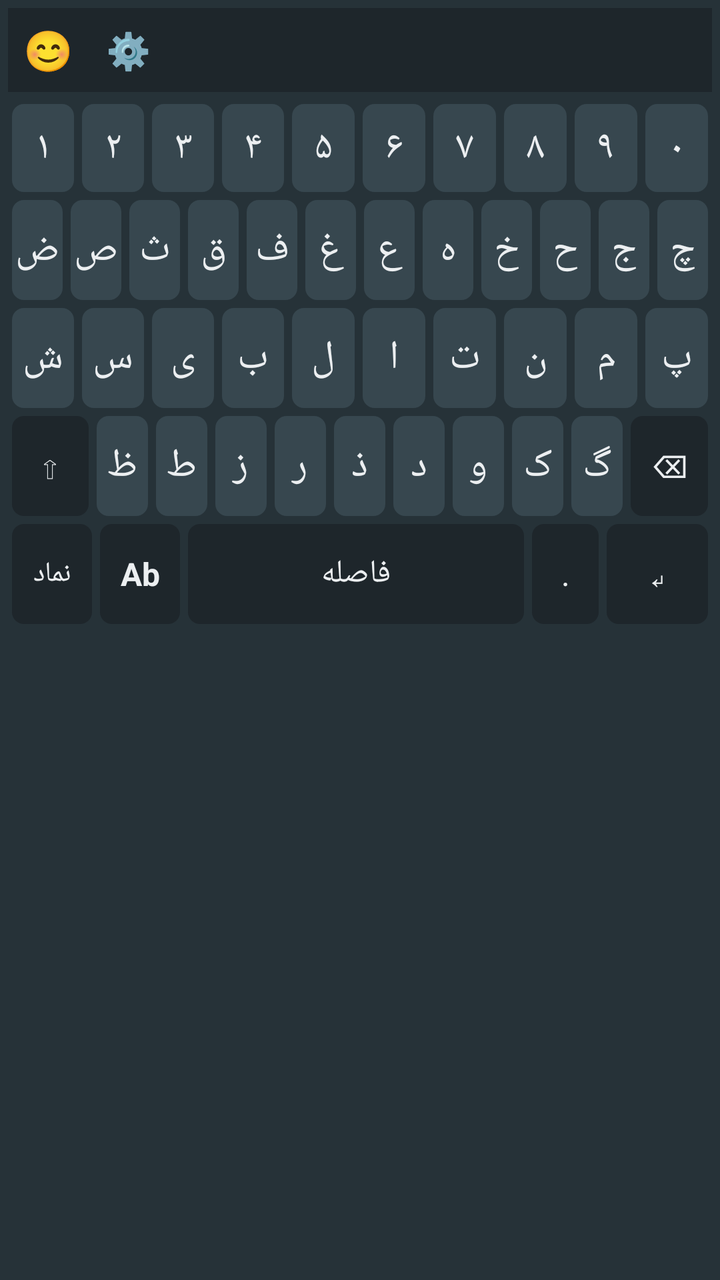
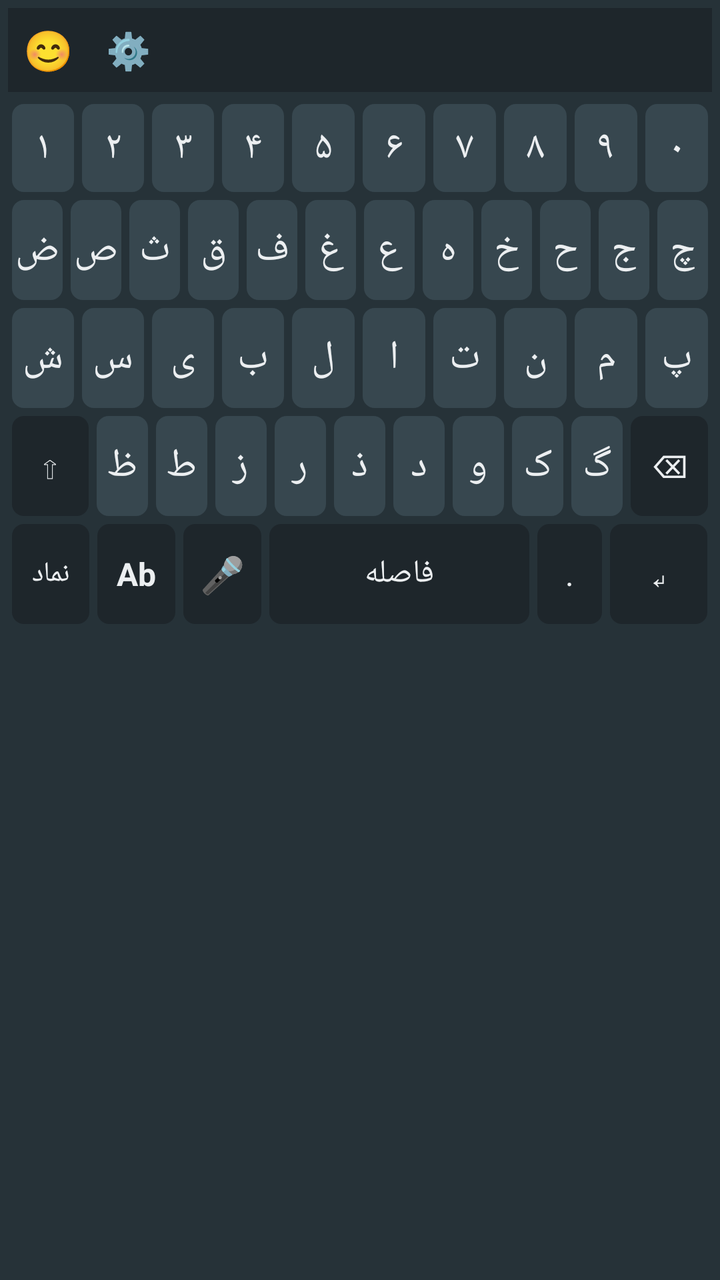

Compare the two renders of this Android layout. The source of the first and the diff that turns it into the second are given below.
<!-- AndroidManifest.xml: application theme android:Theme.DeviceDefault.Light.NoActionBar -->
<!-- res/layout/keyboard_view.xml -->
<?xml version="1.0" encoding="utf-8"?>
<LinearLayout xmlns:android="http://schemas.android.com/apk/res/android"
    android:layout_width="match_parent"
    android:layout_height="wrap_content"
    android:orientation="vertical"
    android:background="@color/kb_bg"
    android:padding="4dp">

    
    <LinearLayout android:layout_width="match_parent" android:layout_height="42dp" android:background="@color/suggestion_bg" android:orientation="horizontal" android:layout_marginBottom="4dp">
        <TextView android:id="@+id/btn_emoji_bar" android:layout_width="40dp" android:layout_height="match_parent" android:text="😊" android:gravity="center" android:textSize="20sp"/>
        <TextView android:id="@+id/btn_settings_bar" android:layout_width="40dp" android:layout_height="match_parent" android:text="⚙️" android:gravity="center" android:textSize="18sp"/>
        
        
        <TextView android:id="@+id/suggestion_1" android:layout_width="0dp" android:layout_height="match_parent" android:layout_weight="1" android:text="" android:textColor="@color/key_text" android:gravity="center" android:textSize="16sp"/>
        <TextView android:id="@+id/suggestion_2" android:layout_width="0dp" android:layout_height="match_parent" android:layout_weight="1" android:text="" android:textColor="@color/key_text" android:gravity="center" android:textSize="16sp"/>
        <TextView android:id="@+id/suggestion_3" android:layout_width="0dp" android:layout_height="match_parent" android:layout_weight="1" android:text="" android:textColor="@color/key_text" android:gravity="center" android:textSize="16sp"/>
    </LinearLayout>

    
    <LinearLayout android:id="@+id/letters_container" android:layout_width="match_parent" android:layout_height="wrap_content" android:orientation="vertical">
        
        
        <LinearLayout android:layout_width="match_parent" android:layout_height="48dp" android:orientation="horizontal">
            <TextView android:id="@+id/btn_num_1" style="@style/KeyStyle" android:text="۱" />
            <TextView android:id="@+id/btn_num_2" style="@style/KeyStyle" android:text="۲" />
            <TextView android:id="@+id/btn_num_3" style="@style/KeyStyle" android:text="۳" />
            <TextView android:id="@+id/btn_num_4" style="@style/KeyStyle" android:text="۴" />
            <TextView android:id="@+id/btn_num_5" style="@style/KeyStyle" android:text="۵" />
            <TextView android:id="@+id/btn_num_6" style="@style/KeyStyle" android:text="۶" />
            <TextView android:id="@+id/btn_num_7" style="@style/KeyStyle" android:text="۷" />
            <TextView android:id="@+id/btn_num_8" style="@style/KeyStyle" android:text="۸" />
            <TextView android:id="@+id/btn_num_9" style="@style/KeyStyle" android:text="۹" />
            <TextView android:id="@+id/btn_num_0" style="@style/KeyStyle" android:text="۰" />
        </LinearLayout>

        
        <LinearLayout android:layout_width="match_parent" android:layout_height="54dp" android:orientation="horizontal">
            <TextView android:id="@+id/btn_zad" style="@style/KeyStyle" android:text="ض" />
            <TextView android:id="@+id/btn_sad" style="@style/KeyStyle" android:text="ص" />
            <TextView android:id="@+id/btn_se" style="@style/KeyStyle" android:text="ث" />
            <TextView android:id="@+id/btn_ghaf" style="@style/KeyStyle" android:text="ق" />
            <TextView android:id="@+id/btn_fe" style="@style/KeyStyle" android:text="ف" />
            <TextView android:id="@+id/btn_ghain" style="@style/KeyStyle" android:text="غ" />
            <TextView android:id="@+id/btn_e" style="@style/KeyStyle" android:text="ع" />
            <TextView android:id="@+id/btn_he" style="@style/KeyStyle" android:text="ه" />
            <TextView android:id="@+id/btn_khe" style="@style/KeyStyle" android:text="خ" />
            <TextView android:id="@+id/btn_h" style="@style/KeyStyle" android:text="ح" />
            <TextView android:id="@+id/btn_jim" style="@style/KeyStyle" android:text="ج" />
            <TextView android:id="@+id/btn_che" style="@style/KeyStyle" android:text="چ" />
        </LinearLayout>

        
        <LinearLayout android:layout_width="match_parent" android:layout_height="54dp" android:orientation="horizontal">
            <TextView android:id="@+id/btn_shin" style="@style/KeyStyle" android:text="ش" />
            <TextView android:id="@+id/btn_sin" style="@style/KeyStyle" android:text="س" />
            <TextView android:id="@+id/btn_ye" style="@style/KeyStyle" android:text="ی" />
            <TextView android:id="@+id/btn_be" style="@style/KeyStyle" android:text="ب" />
            <TextView android:id="@+id/btn_lam" style="@style/KeyStyle" android:text="ل" />
            <TextView android:id="@+id/btn_alef" style="@style/KeyStyle" android:text="ا" />
            <TextView android:id="@+id/btn_te" style="@style/KeyStyle" android:text="ت" />
            <TextView android:id="@+id/btn_nun" style="@style/KeyStyle" android:text="ن" />
            <TextView android:id="@+id/btn_mim" style="@style/KeyStyle" android:text="م" />
            <TextView android:id="@+id/btn_pe" style="@style/KeyStyle" android:text="پ" />
        </LinearLayout>

        
        <LinearLayout android:layout_width="match_parent" android:layout_height="54dp" android:orientation="horizontal">
            <TextView android:id="@+id/btn_shift" style="@style/KeyStyleSpecial" android:layout_weight="1.5" android:text="⇧" />
            <TextView android:id="@+id/btn_za" style="@style/KeyStyle" android:text="ظ" />
            <TextView android:id="@+id/btn_ta" style="@style/KeyStyle" android:text="ط" />
            <TextView android:id="@+id/btn_ze" style="@style/KeyStyle" android:text="ز" />
            <TextView android:id="@+id/btn_re" style="@style/KeyStyle" android:text="ر" />
            <TextView android:id="@+id/btn_zal" style="@style/KeyStyle" android:text="ذ" />
            <TextView android:id="@+id/btn_dal" style="@style/KeyStyle" android:text="د" />
            <TextView android:id="@+id/btn_vav" style="@style/KeyStyle" android:text="و" />
            <TextView android:id="@+id/btn_kaf" style="@style/KeyStyle" android:text="ک" />
            <TextView android:id="@+id/btn_gaf" style="@style/KeyStyle" android:text="گ" />
            <TextView android:id="@+id/btn_backspace" style="@style/KeyStyleSpecial" android:layout_weight="1.5" android:text="⌫" />
        </LinearLayout>

        
        <LinearLayout android:layout_width="match_parent" android:layout_height="54dp" android:orientation="horizontal">
            <TextView android:id="@+id/btn_symbols" style="@style/KeyStyleSpecial" android:layout_weight="1.2" android:text="نماد" android:textSize="14sp"/>
            <TextView android:id="@+id/btn_lang" style="@style/KeyStyleSpecial" android:layout_weight="1.2" android:text="Ab" android:textSize="16sp" android:textStyle="bold"/>
            <TextView android:id="@+id/btn_space" style="@style/KeyStyleSpecial" android:layout_weight="5" android:text="فاصله" />
            <TextView android:id="@+id/btn_dot" style="@style/KeyStyleSpecial" android:layout_weight="1" android:text="." />
            <TextView android:id="@+id/btn_enter" style="@style/KeyStyleSpecial" android:layout_weight="1.5" android:text="↵" />
        </LinearLayout>
    </LinearLayout>

    
    <LinearLayout android:id="@+id/symbols_container" android:layout_width="match_parent" android:layout_height="wrap_content" android:orientation="vertical" android:visibility="gone">
        <LinearLayout android:layout_width="match_parent" android:layout_height="54dp" android:orientation="horizontal">
            <TextView android:id="@+id/sym_1" style="@style/KeyStyle" /><TextView android:id="@+id/sym_2" style="@style/KeyStyle" /><TextView android:id="@+id/sym_3" style="@style/KeyStyle" /><TextView android:id="@+id/sym_4" style="@style/KeyStyle" /><TextView android:id="@+id/sym_5" style="@style/KeyStyle" /><TextView android:id="@+id/sym_6" style="@style/KeyStyle" /><TextView android:id="@+id/sym_7" style="@style/KeyStyle" /><TextView android:id="@+id/sym_8" style="@style/KeyStyle" /><TextView android:id="@+id/sym_9" style="@style/KeyStyle" /><TextView android:id="@+id/sym_10" style="@style/KeyStyle" />
        </LinearLayout>
        <LinearLayout android:layout_width="match_parent" android:layout_height="54dp" android:orientation="horizontal">
            <TextView android:id="@+id/sym_11" style="@style/KeyStyle" /><TextView android:id="@+id/sym_12" style="@style/KeyStyle" /><TextView android:id="@+id/sym_13" style="@style/KeyStyle" /><TextView android:id="@+id/sym_14" style="@style/KeyStyle" /><TextView android:id="@+id/sym_15" style="@style/KeyStyle" /><TextView android:id="@+id/sym_16" style="@style/KeyStyle" /><TextView android:id="@+id/sym_17" style="@style/KeyStyle" /><TextView android:id="@+id/sym_18" style="@style/KeyStyle" /><TextView android:id="@+id/sym_19" style="@style/KeyStyle" /><TextView android:id="@+id/sym_20" style="@style/KeyStyle" />
        </LinearLayout>
        <LinearLayout android:layout_width="match_parent" android:layout_height="54dp" android:orientation="horizontal">
            <TextView android:id="@+id/sym_21" style="@style/KeyStyle" /><TextView android:id="@+id/sym_22" style="@style/KeyStyle" /><TextView android:id="@+id/sym_23" style="@style/KeyStyle" /><TextView android:id="@+id/sym_24" style="@style/KeyStyle" /><TextView android:id="@+id/sym_25" style="@style/KeyStyle" /><TextView android:id="@+id/sym_26" style="@style/KeyStyle" /><TextView android:id="@+id/sym_27" style="@style/KeyStyle" /><TextView android:id="@+id/sym_28" style="@style/KeyStyle" /><TextView android:id="@+id/sym_29" style="@style/KeyStyle" /><TextView android:id="@+id/sym_30" style="@style/KeyStyle" />
        </LinearLayout>
        <LinearLayout android:layout_width="match_parent" android:layout_height="54dp" android:orientation="horizontal">
            <TextView android:id="@+id/sym_31" style="@style/KeyStyle" /><TextView android:id="@+id/sym_32" style="@style/KeyStyle" /><TextView android:id="@+id/sym_33" style="@style/KeyStyle" /><TextView android:id="@+id/sym_34" style="@style/KeyStyle" /><TextView android:id="@+id/sym_35" style="@style/KeyStyle" /><TextView android:id="@+id/sym_36" style="@style/KeyStyle" /><TextView android:id="@+id/sym_37" style="@style/KeyStyle" /><TextView android:id="@+id/sym_38" style="@style/KeyStyle" /><TextView android:id="@+id/sym_39" style="@style/KeyStyle" /><TextView android:id="@+id/sym_40" style="@style/KeyStyle" />
        </LinearLayout>
        <LinearLayout android:layout_width="match_parent" android:layout_height="54dp" android:orientation="horizontal">
            <TextView android:id="@+id/btn_page_change" style="@style/KeyStyleSpecial" android:layout_weight="1.5" android:text="1/6" />
            <TextView android:id="@+id/btn_lang_back" style="@style/KeyStyleSpecial" android:layout_weight="1.2" android:text="فا" />
            <TextView android:id="@+id/btn_space_sym" style="@style/KeyStyleSpecial" android:layout_weight="5" android:text="فاصله" />
            <TextView android:id="@+id/btn_backspace_sym" style="@style/KeyStyleSpecial" android:layout_weight="1.5" android:text="⌫" />
        </LinearLayout>
    </LinearLayout>

    
    <LinearLayout
        android:id="@+id/diacritics_container"
        android:layout_width="match_parent"
        android:layout_height="wrap_content"
        android:orientation="vertical"
        android:background="#121212"
        android:visibility="gone"
        android:padding="4dp">
        <LinearLayout android:layout_width="match_parent" android:layout_height="54dp" android:orientation="horizontal">
            <TextView android:id="@+id/diacritic_fatha" style="@style/DiacriticStyle" android:text="َ" />
            <TextView android:id="@+id/diacritic_kasra" style="@style/DiacriticStyle" android:text="ِ" />
            <TextView android:id="@+id/diacritic_damma" style="@style/DiacriticStyle" android:text="ُ" />
            <TextView android:id="@+id/diacritic_shadda" style="@style/DiacriticStyle" android:text="ّ" />
            <TextView android:id="@+id/diacritic_sukun" style="@style/DiacriticStyle" android:text="ْ" />
            <TextView android:id="@+id/diacritic_fathatan" style="@style/DiacriticStyle" android:text="ً" />
            <TextView android:id="@+id/diacritic_kasratan" style="@style/DiacriticStyle" android:text="ٍ" />
            <TextView android:id="@+id/diacritic_dammatan" style="@style/DiacriticStyle" android:text="ٌ" />
            <TextView android:id="@+id/diacritic_alef_kh" style="@style/DiacriticStyle" android:text="ٰ" />
            <TextView android:id="@+id/btn_close_diacritics" style="@style/KeyStyleSpecial" android:text="✖" android:textColor="#FFFFFF" />
        </LinearLayout>
    </LinearLayout>
</LinearLayout>
<!-- resources referenced by this layout -->
<resources>
  <color name="kb_bg">#263238</color>
  <color name="key_text">#ECEFF1</color>
  <color name="suggestion_bg">#1E262B</color>
  <style name="DiacriticStyle">
          <item name="android:layout_width">0dp</item>
          <item name="android:layout_height">match_parent</item>
          <item name="android:layout_weight">1</item>
          <item name="android:layout_margin">2dp</item>
          <item name="android:gravity">center</item>
          <item name="android:textColor">#FFFFFF</item>
          <item name="android:textSize">28sp</item> 
          <item name="android:background">@color/key_bg</item>
          <item name="android:clickable">true</item>
          <item name="android:focusable">true</item>
      </style>
  <style name="KeyStyle">
          <item name="android:layout_width">0dp</item>
          <item name="android:layout_height">match_parent</item>
          <item name="android:layout_weight">1</item>
          <item name="android:layout_margin">2dp</item>
          <item name="android:background">@drawable/key_bg_normal</item>
          <item name="android:textColor">@color/key_text</item>
          <item name="android:textSize">20sp</item> 
          <item name="android:gravity">center</item>
          <item name="android:clickable">true</item>
          <item name="android:focusable">true</item>
      </style>
  <style name="KeyStyleSpecial">
          <item name="android:layout_width">0dp</item>
          <item name="android:layout_height">match_parent</item>
          <item name="android:layout_margin">2dp</item>
          <item name="android:background">@drawable/key_bg_special</item>
          <item name="android:textColor">@color/key_text</item>
          <item name="android:textSize">16sp</item>
          <item name="android:gravity">center</item>
          <item name="android:clickable">true</item>
          <item name="android:focusable">true</item>
      </style>
  <color name="key_bg">#37474F</color>
  <!-- drawable key_bg_normal (drawable) -->
  <?xml version="1.0" encoding="utf-8"?>
  <ripple xmlns:android="http://schemas.android.com/apk/res/android" android:color="#55FFFFFF">
      <item>
          <shape android:shape="rectangle">
              <solid android:color="@color/key_bg" />
              <corners android:radius="6dp" />
          </shape>
      </item>
  </ripple>
  <!-- drawable key_bg_special (drawable) -->
  <?xml version="1.0" encoding="utf-8"?>
  <ripple xmlns:android="http://schemas.android.com/apk/res/android" android:color="#55FFFFFF">
      <item>
          <shape android:shape="rectangle">
              <solid android:color="@color/special_key" />
              <corners android:radius="6dp" />
          </shape>
      </item>
  </ripple>
  <color name="special_key">#1E262B</color>
</resources>

<!-- the commit's change to res/layout/keyboard_view.xml (unified diff, before → after) -->
@@ -10,7 +10,6 @@
     <LinearLayout android:layout_width="match_parent" android:layout_height="42dp" android:background="@color/suggestion_bg" android:orientation="horizontal" android:layout_marginBottom="4dp">
         <TextView android:id="@+id/btn_emoji_bar" android:layout_width="40dp" android:layout_height="match_parent" android:text="😊" android:gravity="center" android:textSize="20sp"/>
         <TextView android:id="@+id/btn_settings_bar" android:layout_width="40dp" android:layout_height="match_parent" android:text="⚙️" android:gravity="center" android:textSize="18sp"/>
-        
         
         <TextView android:id="@+id/suggestion_1" android:layout_width="0dp" android:layout_height="match_parent" android:layout_weight="1" android:text="" android:textColor="@color/key_text" android:gravity="center" android:textSize="16sp"/>
         <TextView android:id="@+id/suggestion_2" android:layout_width="0dp" android:layout_height="match_parent" android:layout_weight="1" android:text="" android:textColor="@color/key_text" android:gravity="center" android:textSize="16sp"/>
@@ -83,7 +82,8 @@
         <LinearLayout android:layout_width="match_parent" android:layout_height="54dp" android:orientation="horizontal">
             <TextView android:id="@+id/btn_symbols" style="@style/KeyStyleSpecial" android:layout_weight="1.2" android:text="نماد" android:textSize="14sp"/>
             <TextView android:id="@+id/btn_lang" style="@style/KeyStyleSpecial" android:layout_weight="1.2" android:text="Ab" android:textSize="16sp" android:textStyle="bold"/>
-            <TextView android:id="@+id/btn_space" style="@style/KeyStyleSpecial" android:layout_weight="5" android:text="فاصله" />
+            <TextView android:id="@+id/btn_mic" style="@style/KeyStyleSpecial" android:layout_weight="1.2" android:text="🎤" android:textSize="18sp"/>
+            <TextView android:id="@+id/btn_space" style="@style/KeyStyleSpecial" android:layout_weight="4" android:text="فاصله" />
             <TextView android:id="@+id/btn_dot" style="@style/KeyStyleSpecial" android:layout_weight="1" android:text="." />
             <TextView android:id="@+id/btn_enter" style="@style/KeyStyleSpecial" android:layout_weight="1.5" android:text="↵" />
         </LinearLayout>
